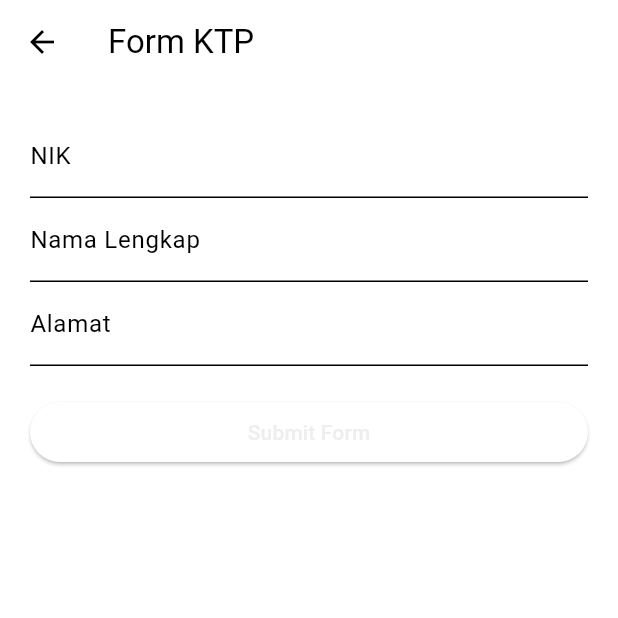
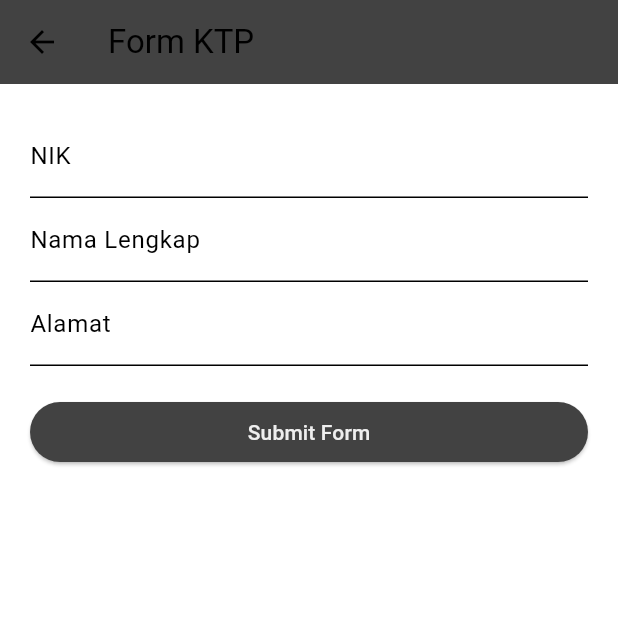
Before and after one commit to mandraa/game, a Flutter app: the FormPage screen opened directly with empty values, on a phone screen of 412 x 824 dp, the top half of it. Run offline on Flutter 3.47's test engine with Material 3 defaults, Android fonts, the phone set to English and light mode, and no system bars; our stand-ins replace camera, cloud_firestore, firebase_auth, firebase_core, font_awesome_flutter, google_fonts and 1 more; missing offline and left inert: google_ml_kit; accounts and stored records are empty.

Commit message:
Final Commit

```diff
--- a/lib/home/homes.dart
+++ b/lib/home/homes.dart
@@ -143,7 +143,7 @@ class homes extends StatelessWidget {
                                     fontWeight: FontWeight.bold,
                                   ),
                                 ),
-                                SizedBox(width: 98),
+                                SizedBox(width: 100),
                                 Icon(
                                   Icons.menu,
                                   color: Colors.black,
--- a/lib/home/playstation.dart
+++ b/lib/home/playstation.dart
@@ -168,7 +168,7 @@ class _playstationState extends State<playstation> {
                                     fontWeight: FontWeight.bold,
                                   ),
                                 ),
-                                SizedBox(width: 65),
+                                SizedBox(width: 70),
                                 GestureDetector(
                                   onTap: () {
                                     Navigator.push(
@@ -286,7 +286,7 @@ class _playstationState extends State<playstation> {
                                     fontWeight: FontWeight.bold,
                                   ),
                                 ),
-                                SizedBox(width: 50),
+                                SizedBox(width: 55),
                                 GestureDetector(
                                   onTap: () {
                                     Navigator.push(
--- a/lib/pages/form_view.dart
+++ b/lib/pages/form_view.dart
@@ -106,6 +106,7 @@ class _FormPageState extends State<FormPage> {
     return Scaffold(
       appBar: AppBar(
         title: Text('Form KTP'),
+        backgroundColor: Theme.of(context).colorScheme.inversePrimary,
       ),
       body: Padding(
         padding: EdgeInsets.all(20.0),
@@ -136,6 +137,9 @@ class _FormPageState extends State<FormPage> {
                 // For now, let's navigate back to the previous screen
                 Navigator.pop(context);
               },
+              style: ElevatedButton.styleFrom(
+                backgroundColor: Theme.of(context).colorScheme.inversePrimary,
+              ),
               child: Text('Submit Form'),
             ),
           ],
```
